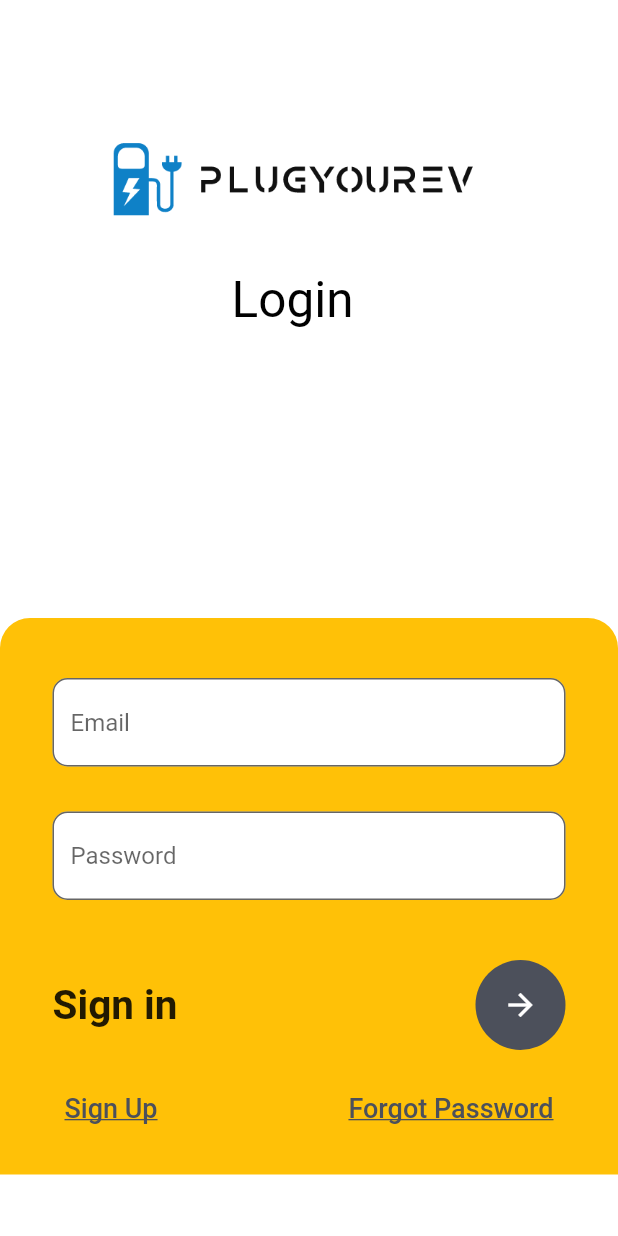
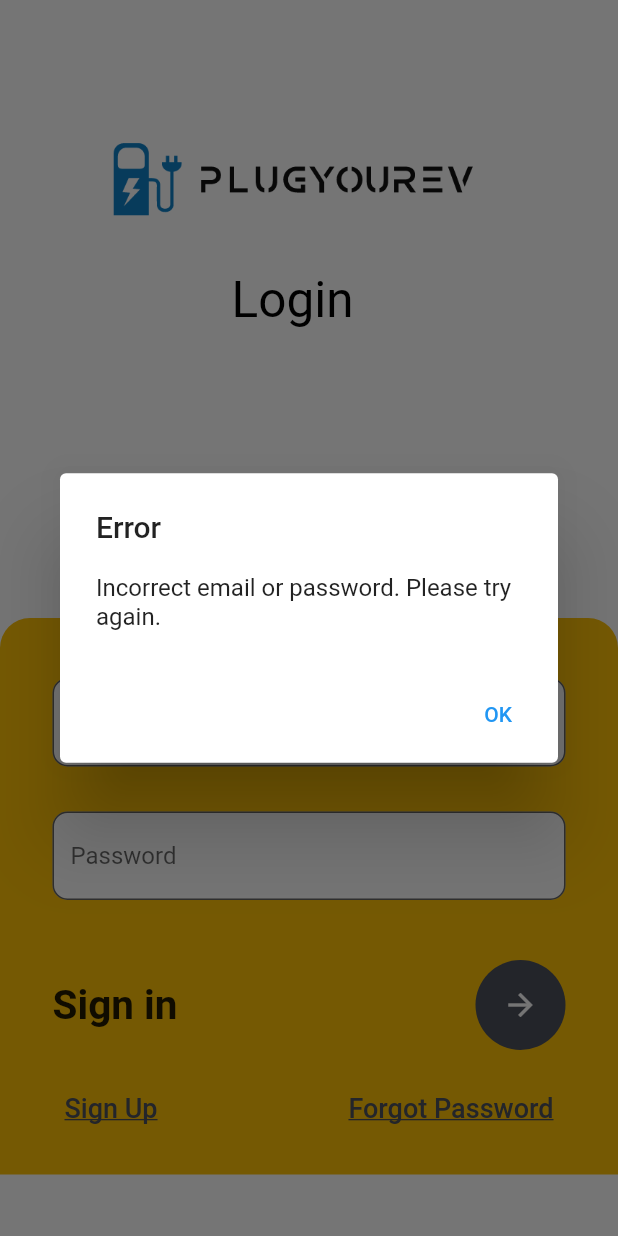
Before and after one commit to MidhunMidhun/plugyourev, a Flutter app: the MyLogin screen opened by its route, after a tap on the "arrow forward" icon, on a phone screen of 412 x 824 dp. Run offline on Flutter 3.47's test engine with Material 2 defaults, Android fonts, the light colour scheme and no system bars; our stand-ins replace cloud_firestore, dio, firebase_auth, firebase_core, firebase_storage, flutter_map and 4 more; missing offline and left inert: flutter_splash_screen, mapbox_search; accounts and stored records are empty.

Commit message:
24/05/2023

```diff
--- a/lib/login_page.dart
+++ b/lib/login_page.dart
@@ -29,7 +29,25 @@ class _MyLoginState extends State<MyLogin> {
       final user = FirebaseAuth.instance.currentUser!;
       Navigator.of(context).pushReplacement(
           MaterialPageRoute(builder: (_) => MyStatefulWidget()));
-    } else {}
+    } else {
+      showDialog(
+        context: context,
+        builder: (BuildContext context) {
+          return AlertDialog(
+            title: Text('Error'),
+            content: Text('Incorrect email or password. Please try again.'),
+            actions: [
+              TextButton(
+                onPressed: () {
+                  Navigator.of(context).pop();
+                },
+                child: Text('OK'),
+              ),
+            ],
+          );
+        },
+      );
+    }
     setState(() {
       _isLoading = false;
     });
```
Also changed, not shown: lib/en_route.dart (+20 -15 lines).
